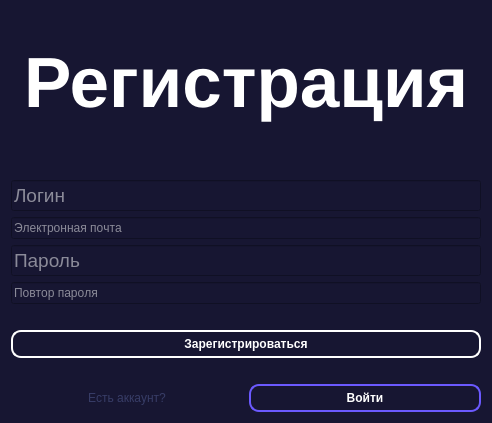
ArtShibaev/Bugtracker, file interfaces/registration_form.ui: the form before one commit.
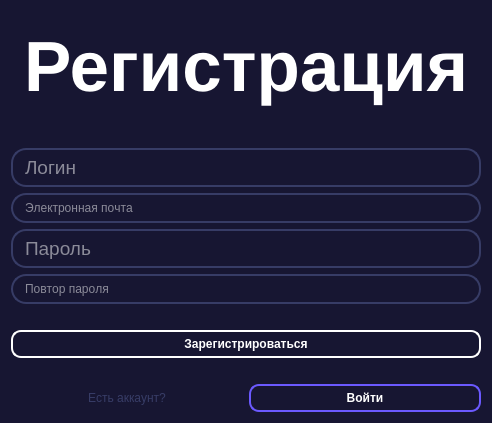
The form after the commit.

The edit to the form file:
```diff
--- a/interfaces/registration_form.ui
+++ b/interfaces/registration_form.ui
@@ -96,14 +96,16 @@
         </font>
        </property>
        <property name="styleSheet">
-        <string notr="true">border: 2px solid #373C66;
+        <string notr="true">QLineEdit{
+border: 2px solid #373C66;
 color: white;
 border-radius: 15px;
 padding: 5px 10px;
 outline: none;
+}
 
-focus {
-border-color: rgb(130, 118, 255);
+QLineEdit:focus{ 
+	border-color: #947E45; 
 }</string>
        </property>
        <property name="frame">
@@ -120,14 +122,16 @@
      <item>
       <widget class="QLineEdit" name="input_email">
        <property name="styleSheet">
-        <string notr="true">border: 2px solid #373C66;
+        <string notr="true">QLineEdit{
+border: 2px solid #373C66;
 color: white;
 border-radius: 15px;
 padding: 5px 10px;
 outline: none;
+}
 
-focus {
-border-color: rgb(130, 118, 255);
+QLineEdit:focus{ 
+	border-color: #947E45; 
 }</string>
        </property>
        <property name="placeholderText">
@@ -143,14 +147,16 @@
         </font>
        </property>
        <property name="styleSheet">
-        <string notr="true">border: 2px solid #373C66;
+        <string notr="true">QLineEdit{
+border: 2px solid #373C66;
 color: white;
 border-radius: 15px;
 padding: 5px 10px;
 outline: none;
+}
 
-focus {
-border-color: rgb(130, 118, 255);
+QLineEdit:focus{ 
+	border-color: #947E45; 
 }</string>
        </property>
        <property name="placeholderText">
@@ -161,14 +167,16 @@
      <item>
       <widget class="QLineEdit" name="input_password_repeat">
        <property name="styleSheet">
-        <string notr="true">border: 2px solid #373C66;
+        <string notr="true">QLineEdit{
+border: 2px solid #373C66;
 color: white;
 border-radius: 15px;
 padding: 5px 10px;
 outline: none;
+}
 
-focus {
-border-color: rgb(130, 118, 255);
+QLineEdit:focus{ 
+	border-color: #947E45; 
 }</string>
        </property>
        <property name="text">
```
Left out of the diff: 20 changed lines with no effect on the pictures.
